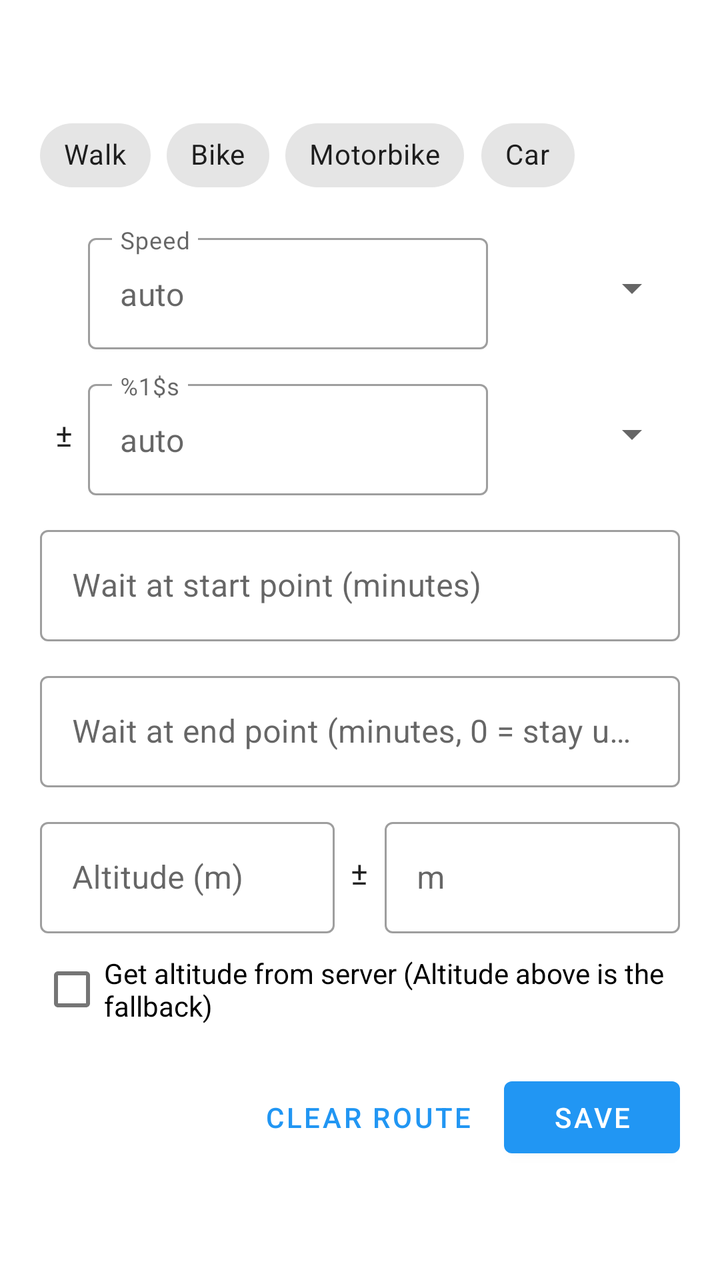
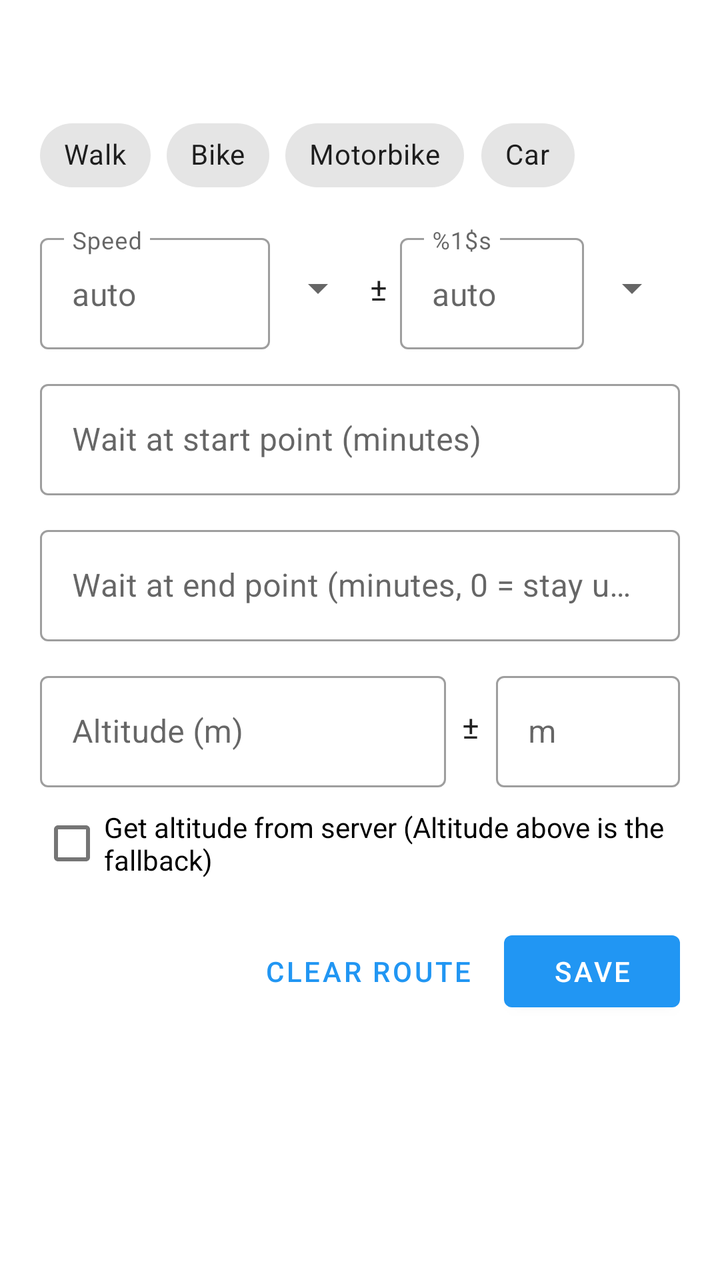

An Android layout rendered at two revisions. The XML below is the earlier revision; the diff shows what the commit changed to produce the second picture.
<!-- AndroidManifest.xml: application theme Theme.SetLoc -->
<!-- res/layout/route_options.xml -->
<?xml version="1.0" encoding="utf-8"?>
<androidx.core.widget.NestedScrollView xmlns:android="http://schemas.android.com/apk/res/android"
    xmlns:app="http://schemas.android.com/apk/res-auto"
    android:layout_width="match_parent"
    android:layout_height="wrap_content">

<LinearLayout
    android:layout_width="match_parent"
    android:layout_height="wrap_content"
    android:orientation="vertical"
    android:paddingStart="20dp"
    android:paddingTop="20dp"
    android:paddingEnd="20dp"
    android:paddingBottom="16dp">

    <TextView
        android:id="@+id/route_summary"
        android:layout_width="match_parent"
        android:layout_height="wrap_content"
        android:textAppearance="?attr/textAppearanceSubtitle1"
        android:textStyle="bold" />

    <com.google.android.material.chip.ChipGroup
        android:id="@+id/route_mode"
        android:layout_width="match_parent"
        android:layout_height="wrap_content"
        android:layout_marginTop="12dp"
        app:selectionRequired="true"
        app:singleSelection="true">

        <com.google.android.material.chip.Chip
            android:id="@+id/mode_walk"
            style="@style/Widget.MaterialComponents.Chip.Choice"
            android:layout_width="wrap_content"
            android:layout_height="wrap_content"
            android:text="@string/mode_walk" />

        <com.google.android.material.chip.Chip
            android:id="@+id/mode_bike"
            style="@style/Widget.MaterialComponents.Chip.Choice"
            android:layout_width="wrap_content"
            android:layout_height="wrap_content"
            android:text="@string/mode_bike" />

        <com.google.android.material.chip.Chip
            android:id="@+id/mode_motor"
            style="@style/Widget.MaterialComponents.Chip.Choice"
            android:layout_width="wrap_content"
            android:layout_height="wrap_content"
            android:text="@string/mode_motor" />

        <com.google.android.material.chip.Chip
            android:id="@+id/mode_car"
            style="@style/Widget.MaterialComponents.Chip.Choice"
            android:layout_width="wrap_content"
            android:layout_height="wrap_content"
            android:text="@string/mode_car" />
    </com.google.android.material.chip.ChipGroup>

    
    <LinearLayout
        android:layout_width="match_parent"
        android:layout_height="wrap_content"
        android:layout_marginTop="12dp"
        android:gravity="center_vertical"
        android:orientation="horizontal">

        <Space
            android:layout_width="24dp"
            android:layout_height="match_parent" />

        <com.google.android.material.textfield.TextInputLayout
            android:id="@+id/route_speed_layout"
            style="@style/Widget.MaterialComponents.TextInputLayout.OutlinedBox"
            android:layout_width="0dp"
            android:layout_height="wrap_content"
            android:layout_weight="1"
            android:hint="@string/route_speed"
            app:expandedHintEnabled="false"
            app:placeholderText="@string/route_auto">

            <com.google.android.material.textfield.TextInputEditText
                android:id="@+id/route_speed"
                android:layout_width="match_parent"
                android:layout_height="wrap_content"
                android:inputType="numberDecimal"
                android:maxLength="5" />
        </com.google.android.material.textfield.TextInputLayout>

        
        <Spinner
            android:id="@+id/route_speed_unit"
            android:layout_width="88dp"
            android:layout_height="wrap_content"
            android:layout_marginStart="8dp" />
    </LinearLayout>

    
    <LinearLayout
        android:layout_width="match_parent"
        android:layout_height="wrap_content"
        android:layout_marginTop="12dp"
        android:gravity="center_vertical"
        android:orientation="horizontal">

        <TextView
            android:layout_width="24dp"
            android:layout_height="wrap_content"
            android:gravity="center"
            android:text="±"
            android:textAppearance="?attr/textAppearanceSubtitle1" />

        <com.google.android.material.textfield.TextInputLayout
            android:id="@+id/route_speed_var_layout"
            style="@style/Widget.MaterialComponents.TextInputLayout.OutlinedBox"
            android:layout_width="0dp"
            android:layout_height="wrap_content"
            android:layout_weight="1"
            android:hint="@string/route_var_label"
            app:expandedHintEnabled="false"
            app:placeholderText="@string/route_auto">

            <com.google.android.material.textfield.TextInputEditText
                android:id="@+id/route_speed_var"
                android:layout_width="match_parent"
                android:layout_height="wrap_content"
                android:inputType="numberDecimal"
                android:maxLength="5" />
        </com.google.android.material.textfield.TextInputLayout>

        
        <Spinner
            android:id="@+id/route_speed_var_unit"
            android:layout_width="88dp"
            android:layout_height="wrap_content"
            android:layout_marginStart="8dp" />
    </LinearLayout>

    <com.google.android.material.textfield.TextInputLayout
        style="@style/Widget.MaterialComponents.TextInputLayout.OutlinedBox"
        android:layout_width="match_parent"
        android:layout_height="wrap_content"
        android:layout_marginTop="12dp"
        android:hint="@string/route_wait_start">

        <com.google.android.material.textfield.TextInputEditText
            android:id="@+id/route_wait"
            android:layout_width="match_parent"
            android:layout_height="wrap_content"
            android:inputType="numberDecimal"
            android:maxLength="5" />
    </com.google.android.material.textfield.TextInputLayout>

    <com.google.android.material.textfield.TextInputLayout
        style="@style/Widget.MaterialComponents.TextInputLayout.OutlinedBox"
        android:layout_width="match_parent"
        android:layout_height="wrap_content"
        android:layout_marginTop="12dp"
        android:hint="@string/route_wait_end">

        <com.google.android.material.textfield.TextInputEditText
            android:id="@+id/route_wait_end"
            android:layout_width="match_parent"
            android:layout_height="wrap_content"
            android:inputType="numberDecimal"
            android:maxLength="5" />
    </com.google.android.material.textfield.TextInputLayout>

    <LinearLayout
        android:layout_width="match_parent"
        android:layout_height="wrap_content"
        android:layout_marginTop="12dp"
        android:orientation="horizontal">

        <com.google.android.material.textfield.TextInputLayout
            style="@style/Widget.MaterialComponents.TextInputLayout.OutlinedBox"
            android:layout_width="0dp"
            android:layout_height="wrap_content"
            android:layout_weight="1"
            android:hint="@string/route_altitude">

            <com.google.android.material.textfield.TextInputEditText
                android:id="@+id/route_altitude"
                android:layout_width="match_parent"
                android:layout_height="wrap_content"
                android:inputType="numberDecimal|numberSigned"
                android:maxLength="7" />
        </com.google.android.material.textfield.TextInputLayout>

        <TextView
            android:layout_width="wrap_content"
            android:layout_height="wrap_content"
            android:layout_gravity="center_vertical"
            android:layout_marginStart="8dp"
            android:layout_marginEnd="8dp"
            android:text="±"
            android:textAppearance="?attr/textAppearanceSubtitle1" />

        <com.google.android.material.textfield.TextInputLayout
            style="@style/Widget.MaterialComponents.TextInputLayout.OutlinedBox"
            android:layout_width="0dp"
            android:layout_height="wrap_content"
            android:layout_weight="1"
            android:hint="@string/route_altitude_var">

            <com.google.android.material.textfield.TextInputEditText
                android:id="@+id/route_altitude_var"
                android:layout_width="match_parent"
                android:layout_height="wrap_content"
                android:inputType="numberDecimal"
                android:maxLength="5" />
        </com.google.android.material.textfield.TextInputLayout>
    </LinearLayout>

    <com.google.android.material.checkbox.MaterialCheckBox
        android:id="@+id/route_altitude_server"
        android:layout_width="match_parent"
        android:layout_height="wrap_content"
        android:layout_marginTop="4dp"
        android:text="@string/route_altitude_server" />

    <LinearLayout
        android:layout_width="match_parent"
        android:layout_height="wrap_content"
        android:layout_marginTop="16dp"
        android:gravity="end"
        android:orientation="horizontal">

        <com.google.android.material.button.MaterialButton
            android:id="@+id/route_clear"
            style="@style/Widget.MaterialComponents.Button.TextButton"
            android:layout_width="wrap_content"
            android:layout_height="wrap_content"
            android:text="@string/route_clear" />

        <com.google.android.material.button.MaterialButton
            android:id="@+id/route_save"
            android:layout_width="wrap_content"
            android:layout_height="wrap_content"
            android:layout_marginStart="8dp"
            android:text="@string/route_save" />
    </LinearLayout>
</LinearLayout>
</androidx.core.widget.NestedScrollView>
<!-- resources referenced by this layout -->
<resources>
  <string name="mode_bike">Bike</string>
  <string name="mode_car">Car</string>
  <string name="mode_motor">Motorbike</string>
  <string name="mode_walk">Walk</string>
  <string name="route_altitude">Altitude (m)</string>
  <string name="route_altitude_server">Get altitude from server (Altitude above is the fallback)</string>
  <string name="route_altitude_var">m</string>
  <string name="route_auto">auto</string>
  <string name="route_clear">Clear route</string>
  <string name="route_save">Save</string>
  <string name="route_speed">Speed</string>
  <string name="route_var_label">%1$s</string>
  <string name="route_wait_end">Wait at end point (minutes, 0 = stay until Stop)</string>
  <string name="route_wait_start">Wait at start point (minutes)</string>
  <style name="Theme.SetLoc" parent="Theme.MaterialComponents.DayNight.NoActionBar">
  
          <item name="colorPrimary">@color/primary</item>
          <item name="colorPrimaryDark">@color/primary_dark</item>
          <item name="colorAccent">@color/accent</item>
          <item name="colorOnPrimary">@color/white</item>
          <item name="android:navigationBarColor">@android:color/transparent</item>
  
      </style>
  <color name="primary">#2196F3</color>
  <color name="primary_dark">#1976D2</color>
  <color name="accent">#FF3F80</color>
  <color name="white">#FFFFFFFF</color>
</resources>

<!-- the commit's change to res/layout/route_options.xml (unified diff, before → after) -->
@@ -65,10 +65,6 @@
         android:gravity="center_vertical"
         android:orientation="horizontal">
 
-        <Space
-            android:layout_width="24dp"
-            android:layout_height="match_parent" />
-
         <com.google.android.material.textfield.TextInputLayout
             android:id="@+id/route_speed_layout"
             style="@style/Widget.MaterialComponents.TextInputLayout.OutlinedBox"
@@ -90,32 +86,22 @@
         
         <Spinner
             android:id="@+id/route_speed_unit"
-            android:layout_width="88dp"
-            android:layout_height="wrap_content"
-            android:layout_marginStart="8dp" />
-    </LinearLayout>
-
-    
-    <LinearLayout
-        android:layout_width="match_parent"
-        android:layout_height="wrap_content"
-        android:layout_marginTop="12dp"
-        android:gravity="center_vertical"
-        android:orientation="horizontal">
+            android:layout_width="wrap_content"
+            android:layout_height="wrap_content" />
 
         <TextView
-            android:layout_width="24dp"
-            android:layout_height="wrap_content"
-            android:gravity="center"
+            android:layout_width="wrap_content"
+            android:layout_height="wrap_content"
+            android:layout_marginStart="2dp"
+            android:layout_marginEnd="6dp"
             android:text="±"
             android:textAppearance="?attr/textAppearanceSubtitle1" />
 
         <com.google.android.material.textfield.TextInputLayout
             android:id="@+id/route_speed_var_layout"
             style="@style/Widget.MaterialComponents.TextInputLayout.OutlinedBox"
-            android:layout_width="0dp"
-            android:layout_height="wrap_content"
-            android:layout_weight="1"
+            android:layout_width="@dimen/route_var_box_width"
+            android:layout_height="wrap_content"
             android:hint="@string/route_var_label"
             app:expandedHintEnabled="false"
             app:placeholderText="@string/route_auto">
@@ -131,9 +117,8 @@
         
         <Spinner
             android:id="@+id/route_speed_var_unit"
-            android:layout_width="88dp"
-            android:layout_height="wrap_content"
-            android:layout_marginStart="8dp" />
+            android:layout_width="wrap_content"
+            android:layout_height="wrap_content" />
     </LinearLayout>
 
     <com.google.android.material.textfield.TextInputLayout
@@ -198,9 +183,8 @@
 
         <com.google.android.material.textfield.TextInputLayout
             style="@style/Widget.MaterialComponents.TextInputLayout.OutlinedBox"
-            android:layout_width="0dp"
-            android:layout_height="wrap_content"
-            android:layout_weight="1"
+            android:layout_width="@dimen/route_var_box_width"
+            android:layout_height="wrap_content"
             android:hint="@string/route_altitude_var">
 
             <com.google.android.material.textfield.TextInputEditText
<!-- resource entries referenced after the edit -->
@@ -1,5 +1,6 @@
 <!-- resources referenced by this layout -->
 <resources>
+  <dimen name="route_var_box_width">92dp</dimen>
   <string name="mode_bike">Bike</string>
   <string name="mode_car">Car</string>
   <string name="mode_motor">Motorbike</string>
